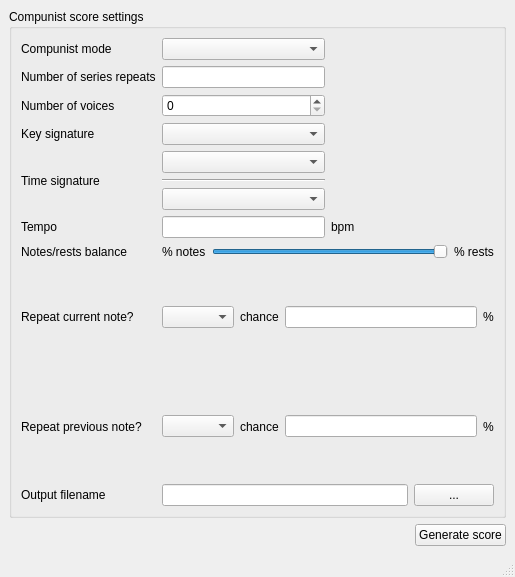
Before: the Qt Designer form compunist.ui in HarmaEverts/Dodecaphonist, drawn with Qt 5.
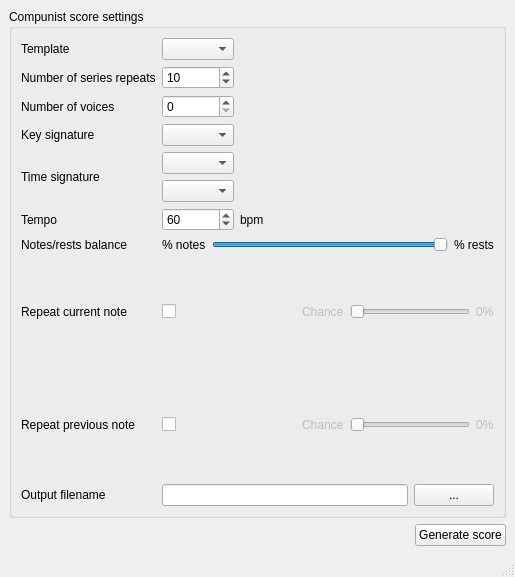
After: the same form once the commit is applied.

Commit message: Added signals/slots for toggles, slider.

```diff
--- a/compunist.ui
+++ b/compunist.ui
@@ -38,7 +38,7 @@
            <item>
             <widget class="QLabel" name="label">
              <property name="text">
-              <string>Compunist mode</string>
+              <string>Template</string>
              </property>
              <property name="buddy">
               <cstring>composition_mode</cstring>
@@ -53,25 +53,58 @@
          <item row="7" column="1" colspan="2">
           <layout class="QHBoxLayout" name="horizontalLayout_3">
            <item>
-            <widget class="QComboBox" name="repeat_current_note"/>
+            <widget class="QCheckBox" name="repeat_current_note">
+             <property name="text">
+              <string/>
+             </property>
+            </widget>
            </item>
            <item>
-            <widget class="QLabel" name="label_13">
-             <property name="text">
-              <string>chance</string>
+            <spacer name="horizontalSpacer_3">
+             <property name="orientation">
+              <enum>Qt::Horizontal</enum>
              </property>
-             <property name="buddy">
-              <cstring>repeat_current_node_chance</cstring>
+             <property name="sizeHint" stdset="0">
+              <size>
+               <width>40</width>
+               <height>20</height>
+              </size>
              </property>
+            </spacer>
+           </item>
+           <item>
+            <widget class="QLabel" name="currentlabel">
+             <property name="enabled">
+              <bool>false</bool>
+             </property>
+             <property name="text">
+              <string>Chance</string>
+             </property>
             </widget>
            </item>
            <item>
-            <widget class="QLineEdit" name="repeat_current_node_chance"/>
+            <widget class="QSlider" name="currentslider">
+             <property name="enabled">
+              <bool>false</bool>
+             </property>
+             <property name="minimum">
+              <number>1</number>
+             </property>
+             <property name="maximum">
+              <number>100</number>
+             </property>
+             <property name="orientation">
+              <enum>Qt::Horizontal</enum>
+             </property>
+            </widget>
            </item>
            <item>
-            <widget class="QLabel" name="label_15">
+            <widget class="QLabel" name="currentpercentage">
+             <property name="enabled">
+              <bool>false</bool>
+             </property>
              <property name="text">
-              <string>%</string>
+              <string>0%</string>
              </property>
             </widget>
            </item>
@@ -104,25 +137,58 @@
          <item row="8" column="1" colspan="2">
           <layout class="QHBoxLayout" name="horizontalLayout_2">
            <item>
-            <widget class="QComboBox" name="repeat_previous_note"/>
+            <widget class="QCheckBox" name="repeat_previous_note">
+             <property name="text">
+              <string/>
+             </property>
+            </widget>
            </item>
            <item>
-            <widget class="QLabel" name="label_14">
-             <property name="text">
-              <string>chance</string>
+            <spacer name="horizontalSpacer_4">
+             <property name="orientation">
+              <enum>Qt::Horizontal</enum>
              </property>
-             <property name="buddy">
-              <cstring>repeat_previous_note_chance</cstring>
+             <property name="sizeHint" stdset="0">
+              <size>
+               <width>40</width>
+               <height>20</height>
+              </size>
              </property>
+            </spacer>
+           </item>
+           <item>
+            <widget class="QLabel" name="previouslabel">
+             <property name="enabled">
+              <bool>false</bool>
+             </property>
+             <property name="text">
+              <string>Chance</string>
+             </property>
             </widget>
            </item>
            <item>
-            <widget class="QLineEdit" name="repeat_previous_note_chance"/>
+            <widget class="QSlider" name="previousslider">
+             <property name="enabled">
+              <bool>false</bool>
+             </property>
+             <property name="minimum">
+              <number>1</number>
+             </property>
+             <property name="maximum">
+              <number>100</number>
+             </property>
+             <property name="orientation">
+              <enum>Qt::Horizontal</enum>
+             </property>
+            </widget>
            </item>
            <item>
-            <widget class="QLabel" name="label_16">
+            <widget class="QLabel" name="previouspercentage">
+             <property name="enabled">
+              <bool>false</bool>
+             </property>
              <property name="text">
-              <string>%</string>
+              <string>0%</string>
              </property>
             </widget>
            </item>
@@ -211,10 +277,7 @@
          <item row="7" column="0">
           <widget class="QLabel" name="label_12">
            <property name="text">
-            <string>Repeat current note?</string>
-           </property>
-           <property name="buddy">
-            <cstring>repeat_current_note</cstring>
+            <string>Repeat current note</string>
            </property>
           </widget>
          </item>
@@ -228,23 +291,21 @@
            </property>
           </widget>
          </item>
-         <item row="5" column="1">
-          <widget class="QLineEdit" name="tempo"/>
-         </item>
          <item row="4" column="1">
           <layout class="QVBoxLayout" name="verticalLayout">
            <item>
-            <widget class="QComboBox" name="time_enumerator"/>
-           </item>
-           <item>
-            <widget class="Line" name="line">
-             <property name="orientation">
-              <enum>Qt::Horizontal</enum>
+            <widget class="QComboBox" name="time_enumerator">
+             <property name="styleSheet">
+              <string notr="true"/>
              </property>
             </widget>
            </item>
            <item>
-            <widget class="QComboBox" name="time_denominator"/>
+            <widget class="QComboBox" name="time_denominator">
+             <property name="styleSheet">
+              <string notr="true"/>
+             </property>
+            </widget>
            </item>
           </layout>
          </item>
@@ -272,19 +333,36 @@
          <item row="8" column="0">
           <widget class="QLabel" name="label_11">
            <property name="text">
-            <string>Repeat previous note?</string>
-           </property>
-           <property name="buddy">
-            <cstring>repeat_previous_note</cstring>
+            <string>Repeat previous note</string>
            </property>
           </widget>
          </item>
-         <item row="1" column="1">
-          <widget class="QLineEdit" name="no_of_repeats"/>
-         </item>
          <item row="2" column="1">
           <widget class="QSpinBox" name="no_of_voices"/>
          </item>
+         <item row="5" column="1">
+          <widget class="QSpinBox" name="tempo">
+           <property name="minimum">
+            <number>12</number>
+           </property>
+           <property name="maximum">
+            <number>200</number>
+           </property>
+           <property name="value">
+            <number>60</number>
+           </property>
+          </widget>
+         </item>
+         <item row="1" column="1">
+          <widget class="QSpinBox" name="no_of_repeats">
+           <property name="minimum">
+            <number>1</number>
+           </property>
+           <property name="value">
+            <number>10</number>
+           </property>
+          </widget>
+         </item>
         </layout>
        </item>
       </layout>
```
Left out of the diff: 23 changed lines with no effect on the pictures. The commit also changes 2 other files.
